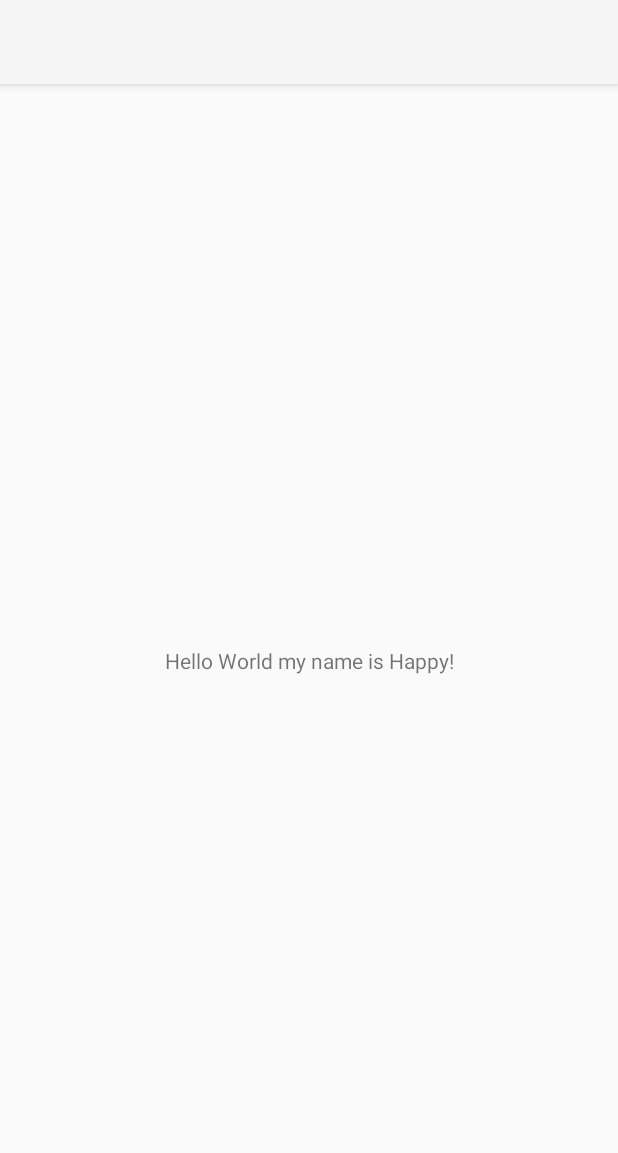
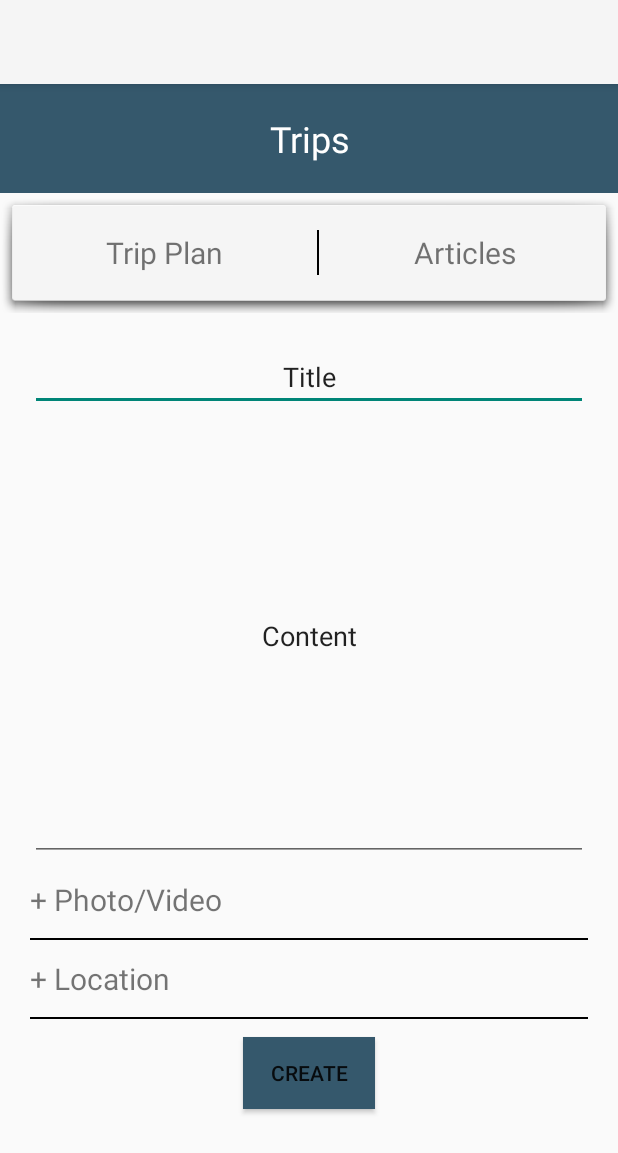
Before and after one commit to NMSLSB-001/Travelog, an Android app: the screen it shows after launch (MainActivity), on a phone screen of 412 x 824 dp. Shown: the top 1153 px of the screen. Run offline under Robolectric (Android 15) with nearby library versions, the phone set to English and light mode, and no system bars.

Commit message:
itinerary layout

```diff
--- a/app/src/main/res/layout/activity_main.xml
+++ b/app/src/main/res/layout/activity_main.xml
@@ -7,12 +7,121 @@
     tools:context=".MainActivity">
 
     <TextView
-        android:layout_width="wrap_content"
+        android:id="@+id/textView"
+        android:layout_width="match_parent"
         android:layout_height="wrap_content"
-        android:text="Hello World my name is Happy!"
-        app:layout_constraintBottom_toBottomOf="parent"
-        app:layout_constraintLeft_toLeftOf="parent"
-        app:layout_constraintRight_toRightOf="parent"
-        app:layout_constraintTop_toTopOf="parent" />
+        android:background="#35586C"
+        android:paddingVertical="20dp"
+        android:text="Trips"
+        android:textAlignment="center"
+        android:textColor="@color/white"
+        android:textSize="24dp"></TextView>
+
+    <GridLayout
+        android:id="@+id/gridLayout"
+        android:layout_width="match_parent"
+        android:layout_height="80dp"
+        android:background="@android:drawable/dialog_holo_light_frame"
+        android:columnCount="3"
+        android:orientation="horizontal"
+        android:rowCount="1"
+        app:layout_constraintTop_toBottomOf="@+id/textView">
+
+        <TextView
+            android:layout_width="wrap_content"
+            android:layout_height="wrap_content"
+            android:layout_column="0"
+            android:layout_gravity="left|center"
+            android:paddingHorizontal="62.5dp"
+            android:text="Trip Plan"
+            android:textAlignment="center"
+            android:textSize="20dp" />
+
+        <View
+            android:layout_width="1dp"
+            android:layout_height="30dp"
+            android:layout_column="1"
+            android:layout_gravity="center"
+            android:background="@color/black" />
+
+        <TextView
+            android:layout_width="wrap_content"
+            android:layout_height="wrap_content"
+            android:layout_column="2"
+            android:layout_gravity="right|center"
+            android:paddingHorizontal="62.5dp"
+            android:text="Articles"
+            android:textAlignment="center"
+            android:textSize="20dp" />
+
+
+
+    </GridLayout>
+
+
+    <LinearLayout
+        android:layout_width="match_parent"
+        android:layout_height="wrap_content"
+        android:orientation="vertical"
+        android:layout_marginHorizontal="20dp"
+        android:layout_marginVertical="20dp"
+        app:layout_constraintTop_toBottomOf="@+id/gridLayout">
+
+        <EditText
+            android:layout_width="match_parent"
+            android:layout_height="match_parent"
+            android:text="Title"
+            android:textAlignment="center"
+            android:layout_gravity="center"/>
+
+        <EditText
+            android:layout_width="match_parent"
+            android:layout_height="300dp"
+            android:text="Content"
+            android:textAlignment="center"
+            android:layout_gravity="center" />
+
+        <TextView
+            android:layout_width="match_parent"
+            android:layout_height="match_parent"
+            android:text="+ Photo/Video"
+            android:textSize="20dp"
+            android:layout_marginVertical="12dp"
+            android:layout_gravity="left|center" />
+
+        <View
+            android:layout_width="match_parent"
+            android:layout_height="1dp"
+            android:layout_gravity="center"
+            android:background="@color/black" />
+
+        <TextView
+            android:layout_width="match_parent"
+            android:layout_height="match_parent"
+            android:text="+ Location"
+            android:textSize="20dp"
+            android:layout_marginVertical="12dp"
+            android:layout_gravity="left|center" />
+
+        <View
+            android:layout_width="match_parent"
+            android:layout_height="1dp"
+            android:layout_gravity="center"
+            android:background="@color/black" />
+
+        <Button
+            android:layout_width="wrap_content"
+            android:layout_height="wrap_content"
+            android:text="Create"
+            android:background="#35586C"
+            android:layout_marginVertical="12dp"
+            android:layout_gravity="center" />
+
+
+    </LinearLayout>
+
+
+
+
 
 </androidx.constraintlayout.widget.ConstraintLayout>
```
